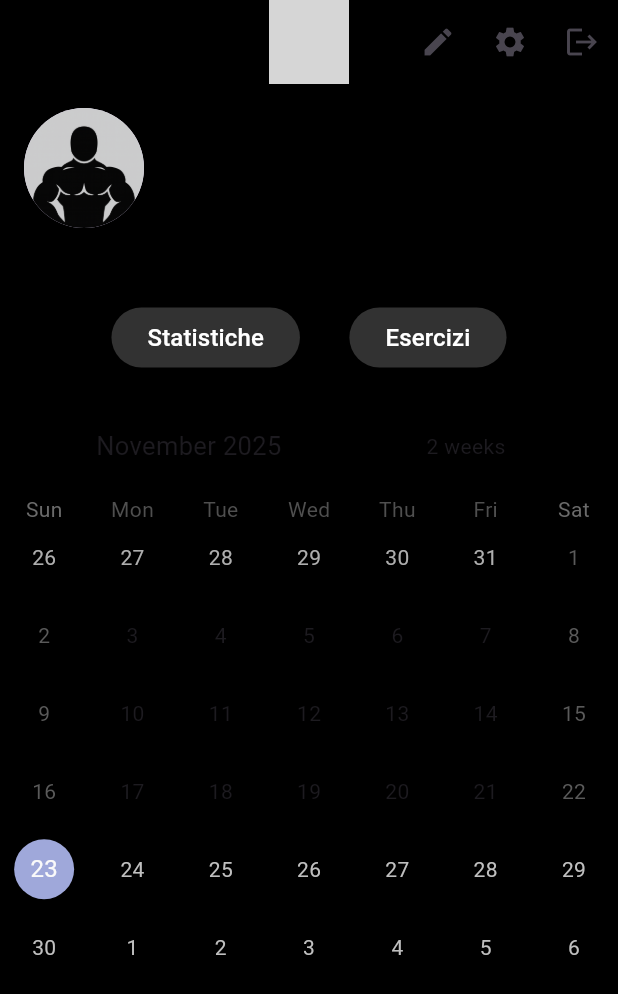
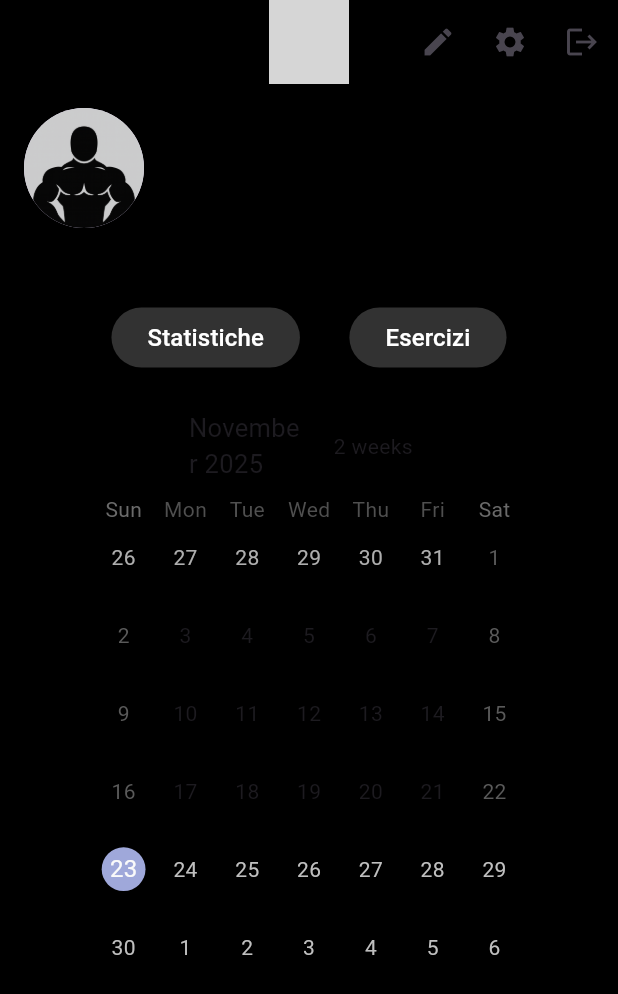
Before and after one commit to alessiogatto04/BYBV, a Flutter app: the screen it shows once a user with an empty profile is signed in, on a phone screen of 412 x 824 dp. Shown: the top 994 px of the screen. Run offline on Flutter 3.47's test engine with Material 3 defaults, Android fonts, the phone set to English and light mode, and no system bars; drawn by our look-alikes of table_calendar; our stand-ins replace cloud_firestore, firebase_auth, firebase_core, google_sign_in, video_player; accounts and stored records are empty; grey boxes are pictures that could not be loaded.

Commit message:
resa l'home page scrollabile e migliorato le misure del calendar

```diff
--- a/bybv/lib/Pages/home_page.dart
+++ b/bybv/lib/Pages/home_page.dart
@@ -93,12 +93,12 @@ class _HomePageState extends State<HomePage> {
         ],
       ),
 
-      body: Column(
+      body: SingleChildScrollView(
+        child: Column(
           children: [
 
             Row(
               children: [
-
                 InkWell(          //molto semplicemente rende un widget cliccabile (come un button normale ma per widget general)
                   onTap: (){
                     Navigator.push(
@@ -174,7 +174,11 @@ class _HomePageState extends State<HomePage> {
 
             SizedBox(height: screenHeight*0.02),
 
-          TableCalendar(
+            SizedBox(
+              width: screenWidth* 0.7,
+              // height: screenHeight* ,
+
+              child: TableCalendar(
                 focusedDay: _focusedDay,
                 firstDay: DateTime.utc(2010, 12, 12),
                 lastDay: DateTime.now(),
@@ -198,7 +202,7 @@ class _HomePageState extends State<HomePage> {
                 },
 
               )
-
+            )
             // ElevatedButton(onPressed: (){},       HO COMPLETAMENTE SBAGLIATO ANDREBBE INSERITO IL CALENDARIO, DA CAPIRE COME SI FA
             //   style: ElevatedButton.styleFrom(
             //     shape: RoundedRectangleBorder(
@@ -213,7 +217,7 @@ class _HomePageState extends State<HomePage> {
 
           ]
         )
-
+      ),
 
     );
 
```
Lines whose indentation alone changed are shown as unchanged.
